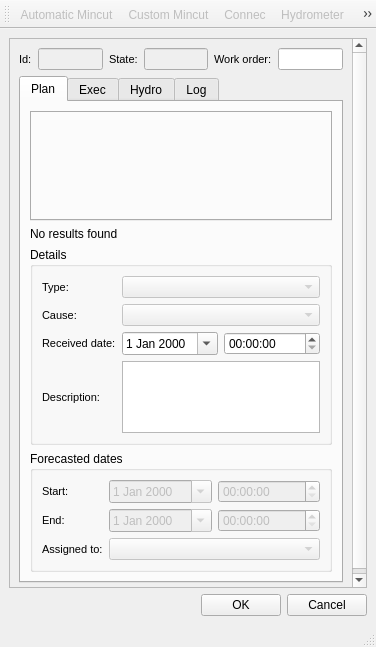
This is core/ui/toolbars/om/mincut.ui in Giswater/giswater_qgis_plugin as Qt 5 draws it before an edit. The edited form follows.
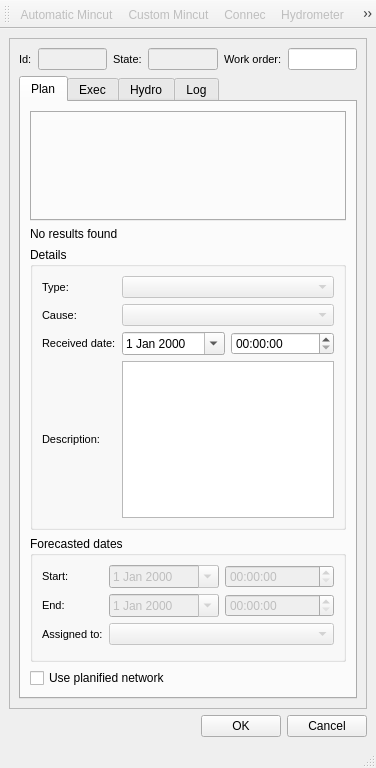
This is the edited form. Icons and pictures are not drawn.

Commit message: Mincut: Add checkbox 'Use planified network'

```diff
--- a/core/ui/toolbars/om/mincut.ui
+++ b/core/ui/toolbars/om/mincut.ui
@@ -7,7 +7,7 @@
     <x>0</x>
     <y>0</y>
     <width>376</width>
-    <height>647</height>
+    <height>768</height>
    </rect>
   </property>
   <property name="font">
@@ -32,7 +32,7 @@
          <x>0</x>
          <y>0</y>
          <width>356</width>
-         <height>546</height>
+         <height>658</height>
         </rect>
        </property>
        <layout class="QGridLayout" name="gridLayout_5">
@@ -547,6 +547,13 @@
               </layout>
              </widget>
             </item>
+            <item>
+             <widget class="QCheckBox" name="chk_use_planified">
+              <property name="text">
+               <string>Use planified network</string>
+              </property>
+             </widget>
+            </item>
            </layout>
           </widget>
           <widget class="QWidget" name="tab">
```
